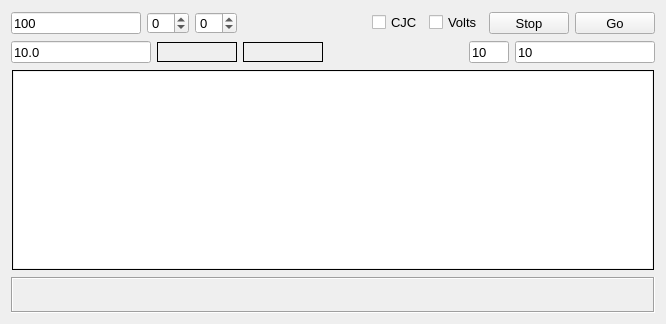
Qt form hatdevice.ui (MccDv/mdihattest) before a commit.
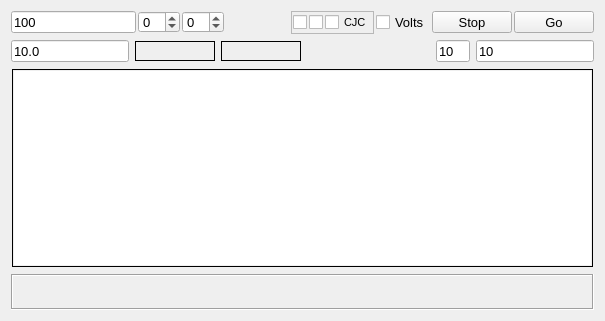
The same form after that commit. Custom widgets are drawn as their Qt base class.

Commit message: Add new design 134 preliminary support.

Patch:
```diff
--- a/hatdevice.ui
+++ b/hatdevice.ui
@@ -6,8 +6,8 @@
    <rect>
     <x>0</x>
     <y>0</y>
-    <width>666</width>
-    <height>324</height>
+    <width>605</width>
+    <height>321</height>
    </rect>
   </property>
   <property name="font">
@@ -45,18 +45,21 @@
      <property name="frameShadow">
       <enum>QFrame::Raised</enum>
      </property>
-     <layout class="QHBoxLayout" name="horizontalLayout_2">
+     <layout class="QHBoxLayout" name="horizontalLayout_3">
+      <property name="spacing">
+       <number>2</number>
+      </property>
       <property name="leftMargin">
        <number>0</number>
       </property>
       <property name="topMargin">
-       <number>1</number>
+       <number>0</number>
       </property>
       <property name="rightMargin">
        <number>0</number>
       </property>
       <property name="bottomMargin">
-       <number>1</number>
+       <number>0</number>
       </property>
       <item>
        <widget class="QLineEdit" name="leNumSamples">
@@ -138,10 +141,75 @@
        </spacer>
       </item>
       <item>
-       <widget class="QCheckBox" name="chkCJC">
-        <property name="text">
-         <string>CJC</string>
+       <widget class="QFrame" name="fraCJC">
+        <property name="frameShape">
+         <enum>QFrame::StyledPanel</enum>
         </property>
+        <property name="frameShadow">
+         <enum>QFrame::Raised</enum>
+        </property>
+        <layout class="QHBoxLayout" name="horizontalLayout_2">
+         <property name="spacing">
+          <number>2</number>
+         </property>
+         <property name="leftMargin">
+          <number>1</number>
+         </property>
+         <property name="topMargin">
+          <number>1</number>
+         </property>
+         <property name="rightMargin">
+          <number>1</number>
+         </property>
+         <property name="bottomMargin">
+          <number>1</number>
+         </property>
+         <item>
+          <widget class="QCheckBox" name="chkCJC_0">
+           <property name="font">
+            <font>
+             <pointsize>8</pointsize>
+            </font>
+           </property>
+           <property name="toolTip">
+            <string>0</string>
+           </property>
+           <property name="text">
+            <string/>
+           </property>
+          </widget>
+         </item>
+         <item>
+          <widget class="QCheckBox" name="chkCJC_1">
+           <property name="font">
+            <font>
+             <pointsize>8</pointsize>
+            </font>
+           </property>
+           <property name="toolTip">
+            <string>1</string>
+           </property>
+           <property name="text">
+            <string/>
+           </property>
+          </widget>
+         </item>
+         <item>
+          <widget class="QCheckBox" name="chkCJC_2">
+           <property name="font">
+            <font>
+             <pointsize>8</pointsize>
+            </font>
+           </property>
+           <property name="toolTip">
+            <string>2</string>
+           </property>
+           <property name="text">
+            <string>CJC</string>
+           </property>
+          </widget>
+         </item>
+        </layout>
        </widget>
       </item>
       <item>
```
The commit also changes 5 other files.
